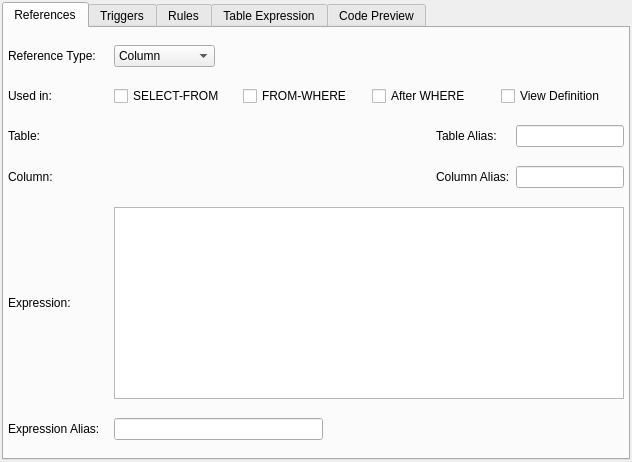
Qt form libpgmodeler_ui/ui/viewwidget.ui (pgmodeler/pgmodeler) before a commit.
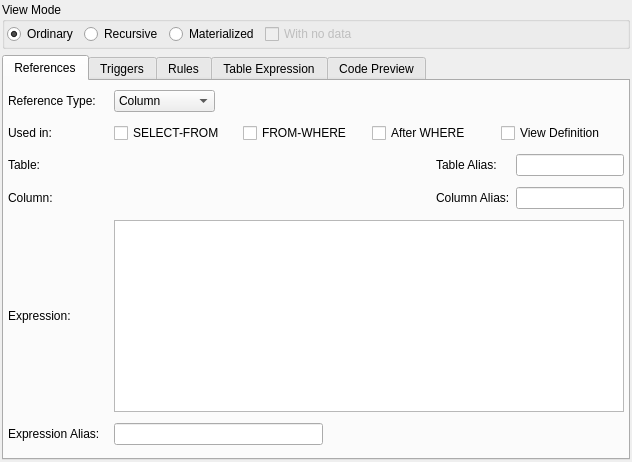
The same form after that commit.

Commit message: Added support for materialized and recursive views (PostgreSQL 9.3 feature).

```diff
--- a/libpgmodeler_ui/ui/viewwidget.ui
+++ b/libpgmodeler_ui/ui/viewwidget.ui
@@ -26,10 +26,74 @@
    <property name="bottomMargin">
     <number>2</number>
    </property>
-   <property name="spacing">
-    <number>4</number>
-   </property>
-   <item row="0" column="0">
+   <item row="0" column="0" colspan="3">
+    <widget class="QGroupBox" name="view_mode_gb">
+     <property name="title">
+      <string>View Mode</string>
+     </property>
+     <layout class="QHBoxLayout" name="horizontalLayout">
+      <property name="leftMargin">
+       <number>2</number>
+      </property>
+      <property name="topMargin">
+       <number>2</number>
+      </property>
+      <property name="rightMargin">
+       <number>2</number>
+      </property>
+      <property name="bottomMargin">
+       <number>2</number>
+      </property>
+      <item>
+       <widget class="QRadioButton" name="ordinary_rb">
+        <property name="text">
+         <string>Ordinary</string>
+        </property>
+        <property name="checked">
+         <bool>true</bool>
+        </property>
+       </widget>
+      </item>
+      <item>
+       <widget class="QRadioButton" name="recursive_rb">
+        <property name="text">
+         <string>Recursive</string>
+        </property>
+        <property name="checked">
+         <bool>false</bool>
+        </property>
+       </widget>
+      </item>
+      <item>
+       <widget class="QRadioButton" name="materialized_rb">
+        <property name="text">
+         <string>Materialized</string>
+        </property>
+       </widget>
+      </item>
+      <item>
+       <widget class="QCheckBox" name="with_no_data_chk">
+        <property name="enabled">
+         <bool>false</bool>
+        </property>
+        <property name="sizePolicy">
+         <sizepolicy hsizetype="Expanding" vsizetype="Fixed">
+          <horstretch>0</horstretch>
+          <verstretch>0</verstretch>
+         </sizepolicy>
+        </property>
+        <property name="text">
+         <string>With no data</string>
+        </property>
+        <property name="checked">
+         <bool>false</bool>
+        </property>
+       </widget>
+      </item>
+     </layout>
+    </widget>
+   </item>
+   <item row="1" column="0" colspan="3">
     <widget class="QTabWidget" name="tabWidget">
      <property name="currentIndex">
       <number>0</number>
```
The commit also changes 12 other files.
